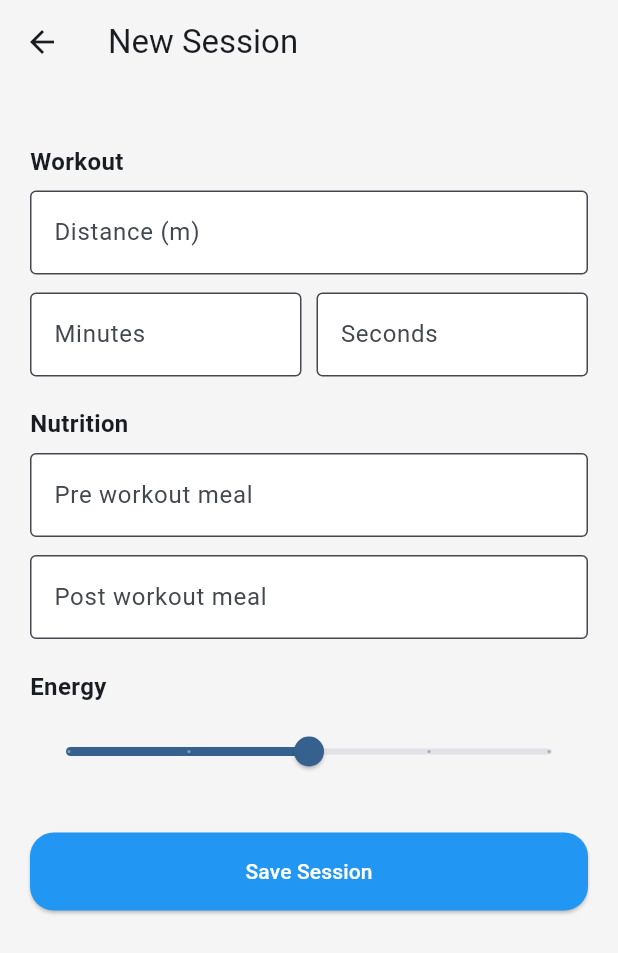
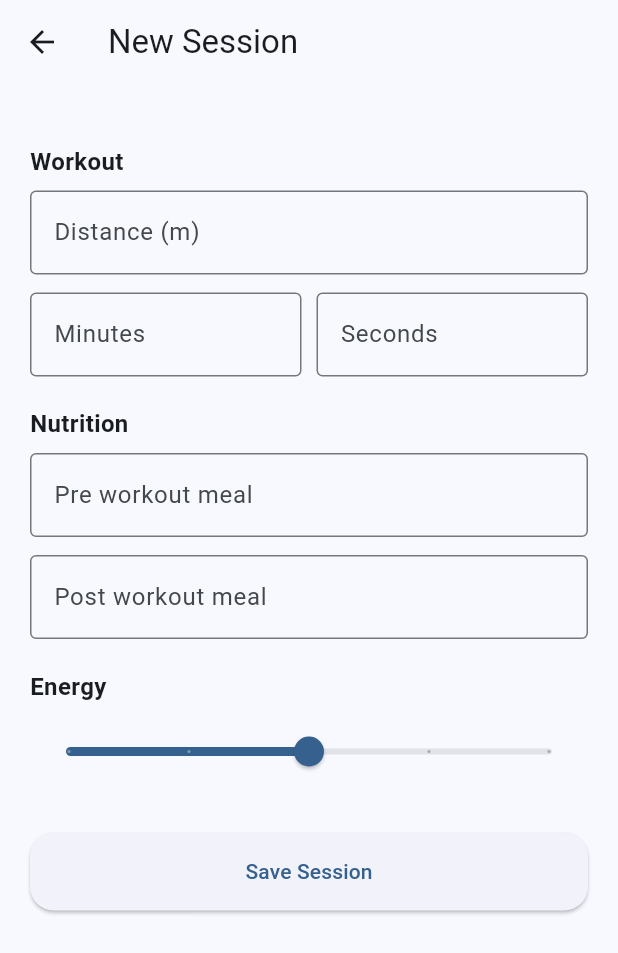
Before and after one commit to Salamander090909/Svom, a Flutter app: the screen it shows after launch, after a tap on the "add" icon, on a phone screen of 412 x 824 dp. Shown: the top 953 px of the screen. Run offline on Flutter 3.47's test engine with Material 3 defaults, Android fonts, the phone set to English and light mode, and no system bars; our stand-ins replace fl_chart, hive, hive_flutter; accounts and stored records are empty; project files that could hold a hidden picture were left out.

Commit message:
debugger mainDart

```diff
--- a/lib/main.dart
+++ b/lib/main.dart
@@ -1,11 +1,12 @@
 import 'package:flutter/material.dart';
 import 'package:hive_flutter/hive_flutter.dart';
-
+import 'pages/home.dart';
 import 'models/session.dart';
-import 'pages/home.dart';
 
 void main() async {
   WidgetsFlutterBinding.ensureInitialized();
+
+  await Hive.deleteBoxFromDisk('sessions');
 
   await Hive.initFlutter();
 
@@ -23,35 +24,10 @@ class MyApp extends StatelessWidget {
   Widget build(BuildContext context) {
     return MaterialApp(
       debugShowCheckedModeBanner: false,
-      title: 'Swim Tracker',
+      title: 'Svømme App',
       theme: ThemeData(
+        colorScheme: ColorScheme.fromSeed(seedColor: Colors.blue),
         useMaterial3: true,
-        colorScheme: ColorScheme.fromSeed(
-          seedColor: Colors.blue,
-          brightness: Brightness.light,
-        ),
-        scaffoldBackgroundColor: const Color(0xFFF5F5F5),
-        appBarTheme: const AppBarTheme(
-          backgroundColor: Colors.transparent,
-          elevation: 0,
-          centerTitle: false,
-        ),
-        inputDecorationTheme: InputDecorationTheme(
-          border: OutlineInputBorder(
-            borderRadius: BorderRadius.circular(14),
-          ),
-          filled: true,
-          fillColor: Colors.white,
-        ),
-        elevatedButtonTheme: ElevatedButtonThemeData(
-          style: ElevatedButton.styleFrom(
-            backgroundColor: Colors.blue,
-            foregroundColor: Colors.white,
-            shape: RoundedRectangleBorder(
-              borderRadius: BorderRadius.circular(16),
-            ),
-          ),
-        ),
       ),
       home: const HomePage(),
     );
--- a/pubspec.yaml
+++ b/pubspec.yaml
@@ -21,6 +21,7 @@ dependencies:
 dev_dependencies:
   flutter_test:
     sdk: flutter
+  flutter_lints: ^2.0.0
 
   build_runner: ^2.4.8
   hive_generator: ^2.0.1
```
Also changed, not shown: lib/models/session.g.dart, pubspec.lock.
